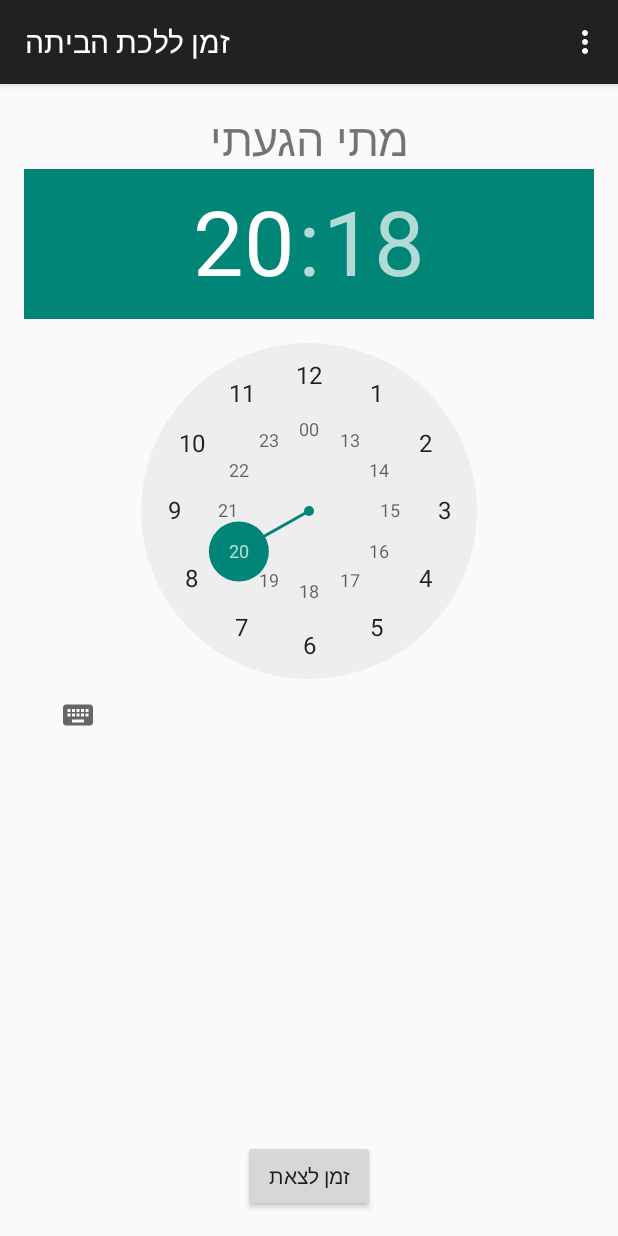
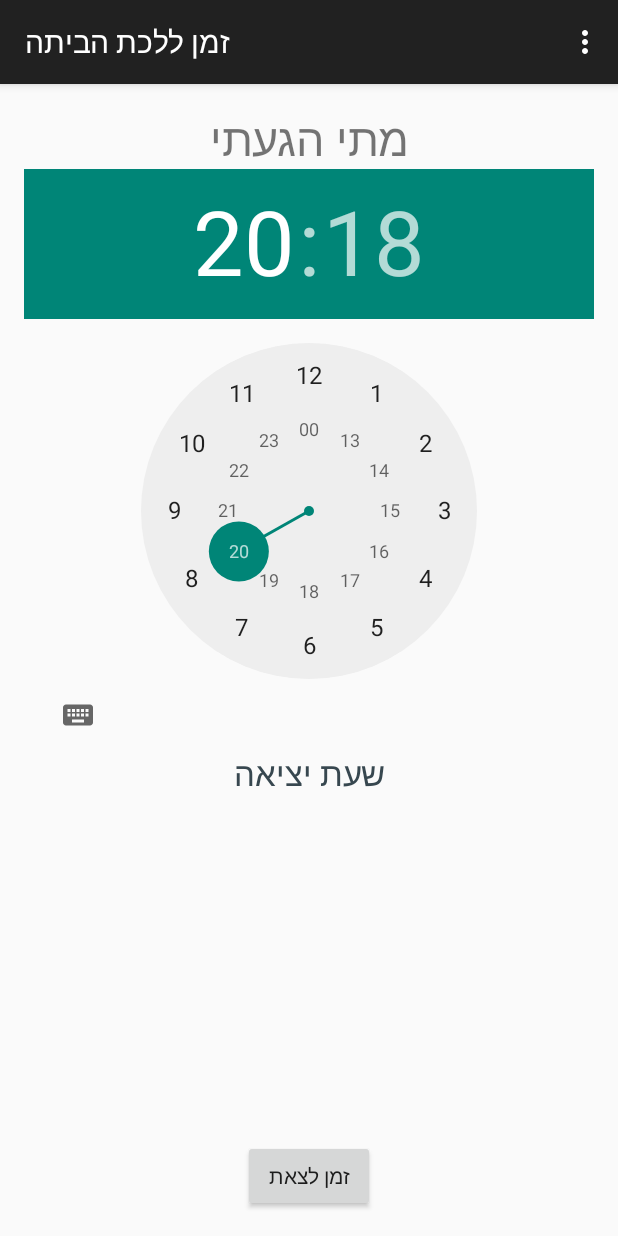
Before and after one commit to KrikovItzik/GoHome-Shared, an Android app: the MainActivity screen opened directly, with no data from a screen before it, on a phone screen of 412 x 824 dp. Run offline under Robolectric (Android 15) with nearby library versions, the phone set to English and light mode, and no system bars.

Commit message:
Add Extra TIme Function

```diff
--- a/app/src/main/res/layout/activity_main.xml
+++ b/app/src/main/res/layout/activity_main.xml
@@ -22,6 +22,16 @@
         android:longClickable="false"
         android:timePickerMode="clock" />
 
+    <TextView
+        android:layout_width="wrap_content"
+        android:layout_height="wrap_content"
+        android:id="@+id/tv_Note"
+        android:textSize="@dimen/abc_text_size_large_material"
+        android:layout_below="@+id/timePicker"
+        android:layout_centerHorizontal="true"
+        android:textColor="@color/material_blue_grey_800"
+        android:text="שעת יציאה"/>
+
     <Button
         android:layout_width="wrap_content"
         android:layout_height="wrap_content"
```
